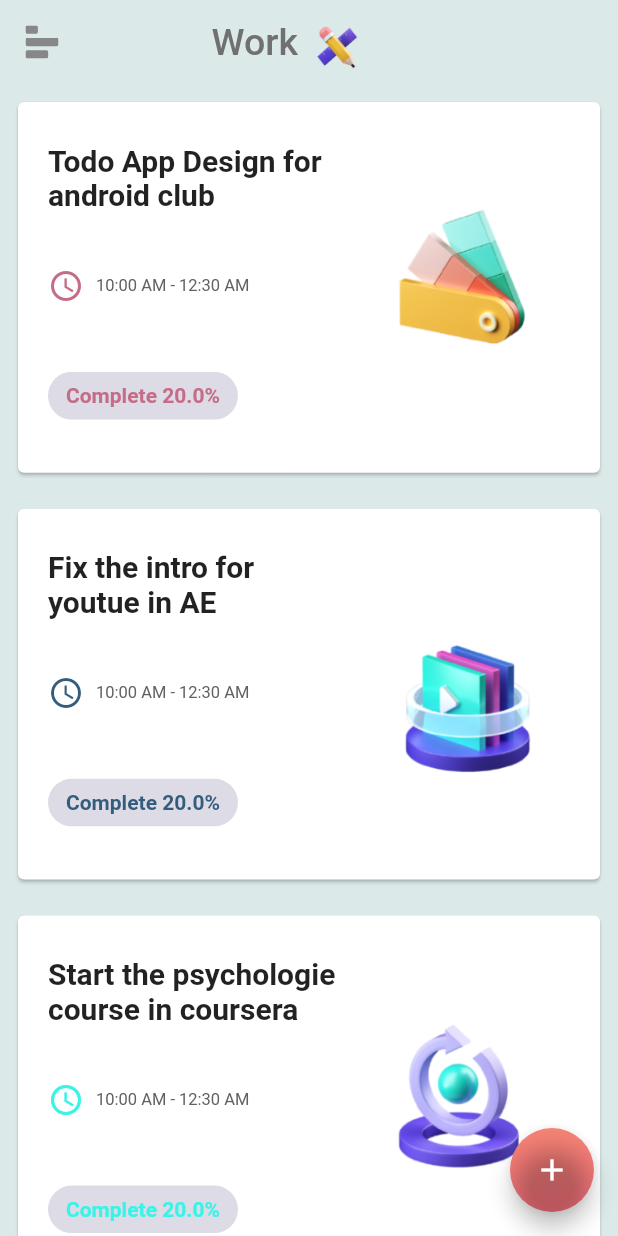
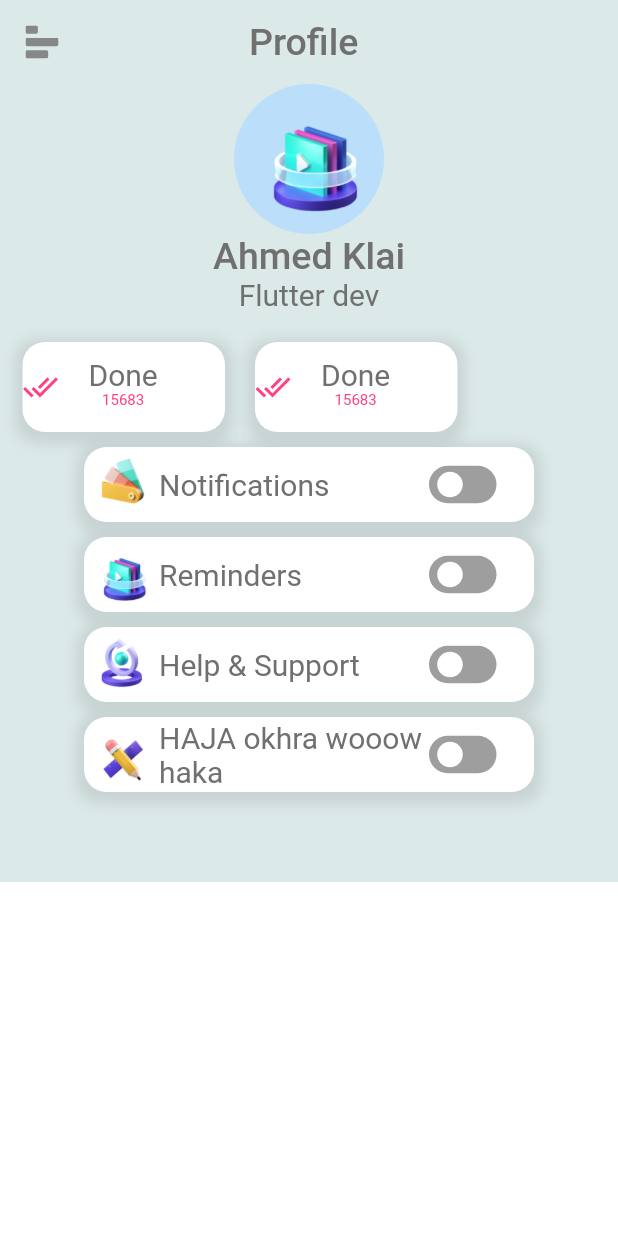
Before and after one commit to hedi-ghodhbane/v2aworkshop, a Flutter app: the screen it shows after launch, on a phone screen of 412 x 824 dp. Run offline on Flutter 3.47's test engine with Material 2 defaults, Android fonts, the phone set to English and light mode, and no system bars; drawn by our look-alikes of flutter_switch; our stand-ins replace flutter_svg.

Commit message:
profile screen added

```diff
--- a/lib/main.dart
+++ b/lib/main.dart
@@ -1,5 +1,6 @@
 import 'package:flutter/material.dart';
 import 'package:v2workshop/screens/LandingScreen.dart';
+import 'package:v2workshop/screens/Profile.dart';
 import 'package:v2workshop/widgets/MyDrawer.dart';
 
 void main() {
@@ -16,7 +17,9 @@ class MyApp extends StatelessWidget {
             primaryColor: Color(0xFFDBE9E8),
             canvasColor: Colors.white,
             textTheme: TextTheme(
-                bodyText1: TextStyle(fontSize: 25, color: Color(0xFF707070))),
+              bodyText1: TextStyle(fontSize: 25, color: Color(0xFF707070)),
+              bodyText2: TextStyle(fontSize: 20, color: Color(0xFF707070)),
+            ),
             backgroundColor: Color(0xFF345C7D)),
         home: Main());
   }
@@ -61,7 +64,7 @@ class _MainState extends State<Main> with TickerProviderStateMixin {
       builder: (_, child) {
         return Stack(children: [
           MyDrawer(drawerAnimation: drawerAnimation),
-          LandingScreen(animation: animation, controller: _controller),
+          Profile(animation: animation, controller: _controller),
         ]);
       },
     );
--- /dev/null
+++ b/lib/models/Setting.dart
@@ -0,0 +1,13 @@
+import 'package:flutter/material.dart';
+
+class Setting {
+  final String title;
+  final String image;
+  final Color color;
+
+  Setting({
+    this.title,
+    this.image,
+    this.color,
+  });
+}
--- a/lib/screens/LandingScreen.dart
+++ b/lib/screens/LandingScreen.dart
@@ -33,7 +33,7 @@ class _LandingScreenState extends State<LandingScreen> {
         image: 'media.png',
         color: Color(0xFF345C7D)),
     Todo(
-        title: "Start the psychologie course in coursera",
+        title: "Start the psy in coursera",
         time: '10:00 AM - 12:30 AM',
         percentage: 20,
         image: 'psy.png',
@@ -78,7 +78,7 @@ class _LandingScreenState extends State<LandingScreen> {
         body: Container(
             color: Theme.of(context).primaryColor,
             child: ListView.builder(
-                itemCount: 15,
+                itemCount: 3,
                 itemBuilder: (_, i) {
                   return TodoCard(todo: _todos[i % _todos.length]);
                 })),
--- /dev/null
+++ b/lib/screens/Profile.dart
@@ -0,0 +1,135 @@
+import 'package:flutter/material.dart';
+import 'package:flutter_svg/flutter_svg.dart';
+import 'package:v2workshop/widgets/SettingCard.dart';
+import 'package:v2workshop/models/Setting.dart';
+import 'package:v2workshop/widgets/StatCard.dart';
+
+class Profile extends StatefulWidget {
+  const Profile({
+    Key key,
+    @required this.animation,
+    @required AnimationController controller,
+  })  : _controller = controller,
+        super(key: key);
+
+  final Animation animation;
+  final AnimationController _controller;
+
+  @override
+  _ProfileState createState() => _ProfileState();
+}
+
+class _ProfileState extends State<Profile> {
+  final _settings = [
+    Setting(
+        title: "Notifications",
+        image: 'assets/design.png',
+        color: Color(0xFFC56D86)),
+    Setting(
+        title: "Reminders",
+        image: 'assets/media.png',
+        color: Color(0xFF345C7D)),
+    Setting(
+        title: "Help & Support",
+        image: 'assets/psy.png',
+        color: Color(0xFF3AF3E7)),
+    Setting(
+      title: "HAJA okhra wooow haka",
+      image: 'assets/work.png',
+      color: Colors.lightGreen,
+    )
+  ];
+  @override
+  Widget build(BuildContext context) {
+    return Transform(
+      transform: Matrix4.translationValues(
+          widget.animation.value * MediaQuery.of(context).size.width * 0.7,
+          0,
+          0),
+      child: Scaffold(
+        appBar: AppBar(
+          centerTitle: true,
+          title: Container(
+            width: 80,
+            child: Row(
+              children: [
+                Text('Profile', style: Theme.of(context).textTheme.bodyText1),
+              ],
+            ),
+          ),
+          elevation: 0,
+          leading: IconButton(
+              icon: SvgPicture.asset('assets/menu.svg'),
+              onPressed: () {
+                if (widget._controller.isCompleted)
+                  widget._controller..reverse();
+                else {
+                  widget._controller.forward();
+                }
+              }),
+        ),
+        body: SingleChildScrollView(
+          child: Container(
+            color: Theme.of(context).primaryColor,
+            child: Center(
+              child: Column(
+                children: [
+                  Column(
+                    children: [
+                      Container(
+                        height: 100,
+                        width: 100,
+                        child: CircleAvatar(
+                          child: Image.asset('assets/media.png'),
+                        ),
+                      ),
+                      Text('Ahmed Klai',
+                          style: Theme.of(context).textTheme.bodyText1),
+                      Text('Flutter dev',
+                          style: Theme.of(context).textTheme.bodyText2),
+                      SizedBox(
+                        height: 20,
+                      ),
+                    ],
+                  ),
+                  Row(
+                    children: [
+                      SizedBox(
+                        width: 15,
+                      ),
+                      Row(
+                        children: [
+                          StatCard(),
+                          SizedBox(
+                            width: 20,
+                          ),
+                          StatCard()
+                        ],
+                      ),
+                    ],
+                  ),
+                  Container(
+                    height: 300,
+                    child: ListView.builder(
+                        itemCount: 4,
+                        itemBuilder: (context, i) {
+                          return Column(
+                            children: [
+                              SizedBox(
+                                height: 10,
+                              ),
+                              SettingCard(
+                                  setting: _settings[i % _settings.length]),
+                            ],
+                          );
+                        }),
+                  )
+                ],
+              ),
+            ),
+          ),
+        ),
+      ),
+    );
+  }
+}
--- /dev/null
+++ b/lib/widgets/SettingCard.dart
@@ -0,0 +1,60 @@
+import 'package:flutter/material.dart';
+import 'package:flutter_switch/flutter_switch.dart';
+import 'package:v2workshop/models/Setting.dart';
+
+class SettingCard extends StatefulWidget {
+  final Setting setting;
+  const SettingCard({Key key, this.setting}) : super(key: key);
+  @override
+  _SettingCardState createState() => _SettingCardState();
+}
+
+class _SettingCardState extends State<SettingCard> {
+  bool status = false;
+  @override
+  Widget build(BuildContext context) {
+    return Center(
+      child: Container(
+        height: 50,
+        width: 300,
+        decoration: BoxDecoration(boxShadow: [
+          BoxShadow(
+            color: Colors.black.withOpacity(0.09),
+            spreadRadius: 5,
+            blurRadius: 7,
+            offset: Offset(0, 3), // changes position of shadow
+          ),
+        ], color: Colors.white, borderRadius: BorderRadius.circular(15)),
+        child: Row(
+          children: [
+            Container(
+              width: 50,
+              child: Image.asset(
+                widget.setting.image,
+                fit: BoxFit.contain,
+              ),
+            ),
+            Container(
+              width: 180,
+              child: Text(widget.setting.title,
+                  style: Theme.of(context).textTheme.bodyText2),
+            ),
+            FlutterSwitch(
+              width: 45.0,
+              height: 25.0,
+              toggleSize: 20.0,
+              value: status,
+              activeColor: widget.setting.color,
+              borderRadius: 20.0,
+              onToggle: (val) {
+                setState(() {
+                  status = val;
+                });
+              },
+            ),
+          ],
+        ),
+      ),
+    );
+  }
+}
--- /dev/null
+++ b/lib/widgets/StatCard.dart
@@ -0,0 +1,47 @@
+import 'package:flutter/material.dart';
+
+class StatCard extends StatefulWidget {
+  @override
+  _StatCardState createState() => _StatCardState();
+}
+
+class _StatCardState extends State<StatCard> {
+  @override
+  Widget build(BuildContext context) {
+    return Center(
+      child: Container(
+        height: 60,
+        width: 135,
+        decoration: BoxDecoration(boxShadow: [
+          BoxShadow(
+            color: Colors.black.withOpacity(0.09),
+            spreadRadius: 5,
+            blurRadius: 7,
+            offset: Offset(0, 3), // changes position of shadow
+          ),
+        ], color: Colors.white, borderRadius: BorderRadius.circular(15)),
+        child: Row(
+          children: [
+            Icon(
+              Icons.done_all,
+              color: Colors.pinkAccent,
+            ),
+            SizedBox(
+              width: 20,
+            ),
+            Column(
+              children: [
+                SizedBox(
+                  height: 10,
+                ),
+                Text('Done', style: Theme.of(context).textTheme.bodyText2),
+                Text('15683',
+                    style: TextStyle(fontSize: 10, color: Colors.pinkAccent)),
+              ],
+            ),
+          ],
+        ),
+      ),
+    );
+  }
+}
--- a/lib/widgets/TodoCard.dart
+++ b/lib/widgets/TodoCard.dart
@@ -29,7 +29,7 @@ class _TodoCardState extends State<TodoCard> {
                 children: [
                   Text(widget.todo.title,
                       style:
-                          TextStyle(fontWeight: FontWeight.bold, fontSize: 20)),
+                          TextStyle(fontWeight: FontWeight.bold, fontSize: 18)),
                   Row(
                     mainAxisAlignment: MainAxisAlignment.start,
                     children: [
--- a/pubspec.yaml
+++ b/pubspec.yaml
@@ -23,12 +23,11 @@ environment:
 dependencies:
   flutter:
     sdk: flutter
-  flutter_svg: ^0.19.1
-
   # The following adds the Cupertino Icons font to your application.
   # Use with the CupertinoIcons class for iOS style icons.
   cupertino_icons: ^1.0.0
-
+  flutter_svg: ^0.19.1
+  flutter_switch: ^0.1.4
 dev_dependencies:
   flutter_test:
     sdk: flutter
```
Also changed, not shown: pubspec.lock.
